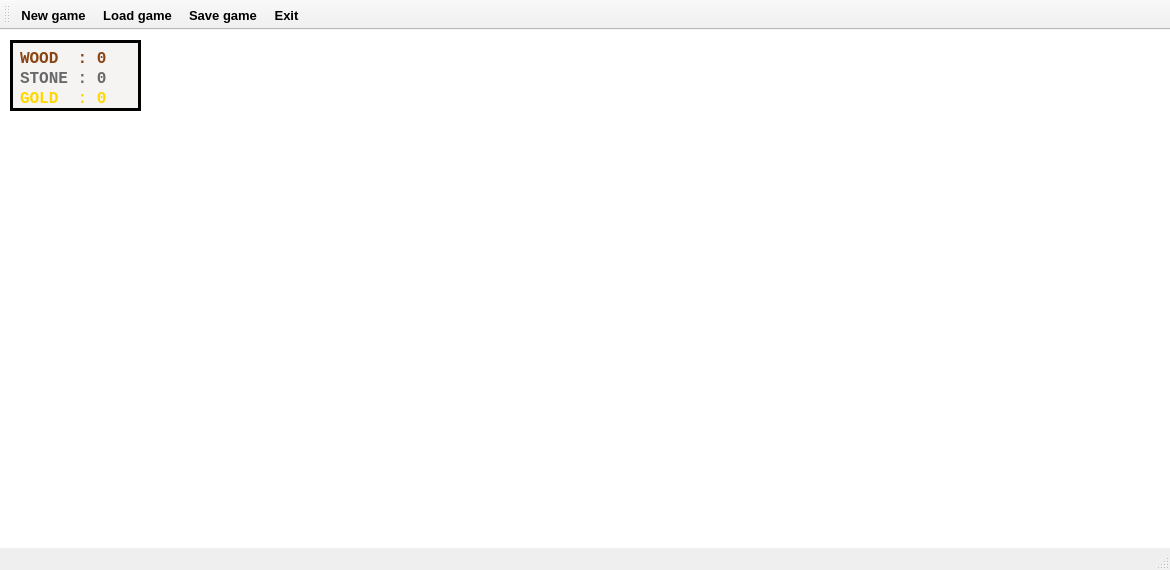
Before: the Qt Designer form thegame.ui in Makxior/QTGame, drawn with Qt 5.
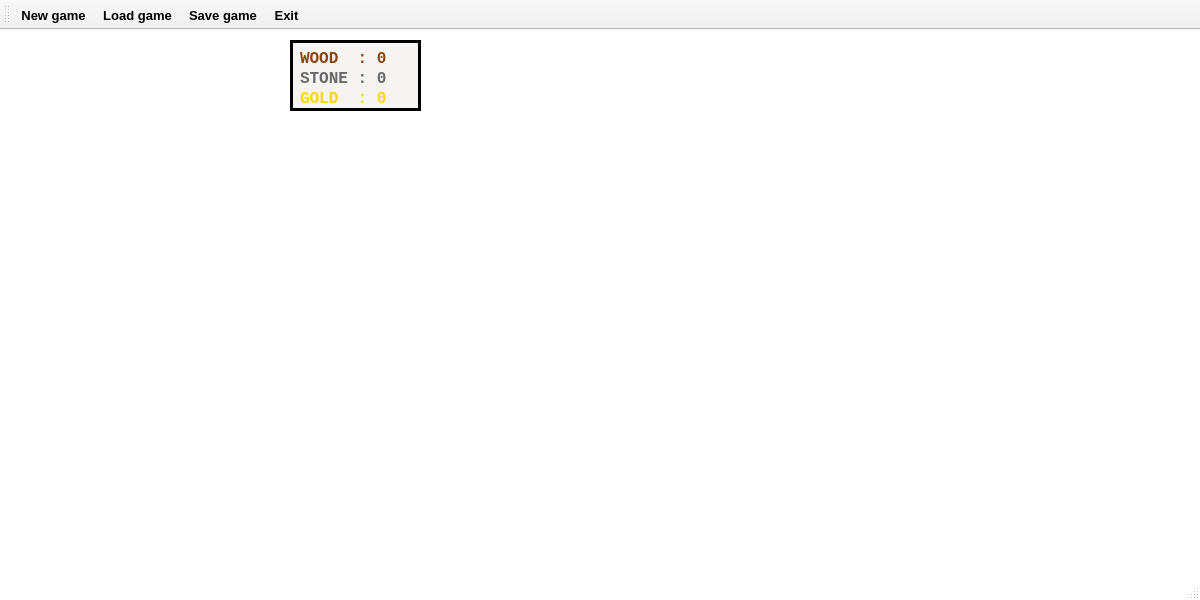
After: the same form once the commit is applied. Icons and pictures are not drawn.

What changed in the file:
```diff
--- a/thegame.ui
+++ b/thegame.ui
@@ -6,10 +6,22 @@
    <rect>
     <x>0</x>
     <y>0</y>
-    <width>1170</width>
-    <height>570</height>
+    <width>1200</width>
+    <height>600</height>
    </rect>
   </property>
+  <property name="minimumSize">
+   <size>
+    <width>1200</width>
+    <height>600</height>
+   </size>
+  </property>
+  <property name="maximumSize">
+   <size>
+    <width>1200</width>
+    <height>600</height>
+   </size>
+  </property>
   <property name="windowTitle">
    <string>TheGame</string>
   </property>
@@ -17,14 +29,32 @@
    <bool>true</bool>
   </property>
   <widget class="QWidget" name="centralWidget">
+   <property name="sizePolicy">
+    <sizepolicy hsizetype="Preferred" vsizetype="Preferred">
+     <horstretch>0</horstretch>
+     <verstretch>0</verstretch>
+    </sizepolicy>
+   </property>
+   <property name="minimumSize">
+    <size>
+     <width>1200</width>
+     <height>600</height>
+    </size>
+   </property>
+   <property name="maximumSize">
+    <size>
+     <width>1200</width>
+     <height>600</height>
+    </size>
+   </property>
    <property name="styleSheet">
     <string notr="true">background-color:rgb(255, 255, 255)</string>
    </property>
    <widget class="QLabel" name="player">
     <property name="geometry">
      <rect>
-      <x>320</x>
-      <y>250</y>
+      <x>300</x>
+      <y>240</y>
       <width>60</width>
       <height>87</height>
      </rect>
@@ -42,8 +72,8 @@
    <widget class="QLabel" name="wood">
     <property name="geometry">
      <rect>
-      <x>210</x>
-      <y>20</y>
+      <x>20</x>
+      <y>10</y>
       <width>191</width>
       <height>151</height>
      </rect>
@@ -58,12 +88,18 @@
    <widget class="QFrame" name="frame">
     <property name="geometry">
      <rect>
-      <x>10</x>
+      <x>290</x>
       <y>10</y>
       <width>131</width>
       <height>71</height>
      </rect>
     </property>
+    <property name="maximumSize">
+     <size>
+      <width>1200</width>
+      <height>600</height>
+     </size>
+    </property>
     <property name="styleSheet">
      <string notr="true">background-color:rgb(246, 244, 243)</string>
     </property>
@@ -155,7 +191,7 @@
    <widget class="QLabel" name="stone">
     <property name="geometry">
      <rect>
-      <x>550</x>
+      <x>470</x>
       <y>10</y>
       <width>221</width>
       <height>181</height>
```
Left out of the diff: 2 changed lines with no effect on the pictures.
